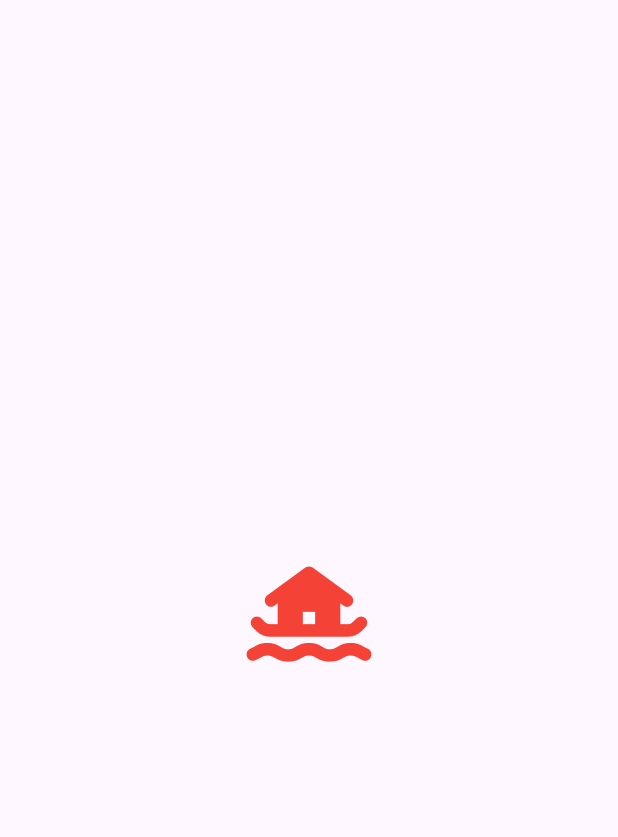
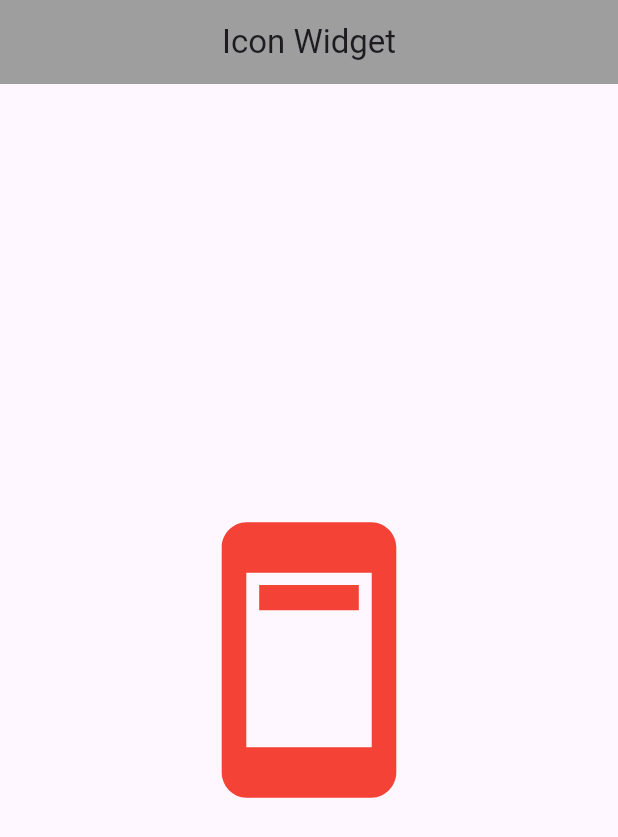
Before and after one commit to Mahafujmr/flutter_all_weiget_practice, a Flutter app: the screen it shows after launch, on a phone screen of 412 x 824 dp. Shown: the top 837 px of the screen. Run offline on Flutter 3.47's test engine with Material 3 defaults, Android fonts, the phone set to English and light mode, and no system bars.

Commit message:
flutter icon widget

```diff
--- /dev/null
+++ b/lib/image_widget/icon_widget.dart
@@ -0,0 +1,17 @@
+// flutter icon widget
+import 'package:flutter/material.dart';
+
+class IconWidget extends StatelessWidget {
+  const IconWidget({super.key});
+  @override
+  Widget build(BuildContext context) {
+    return Scaffold(
+      appBar: AppBar(
+        title: Text('Icon Widget'),
+        backgroundColor: Colors.grey,
+        centerTitle: true,
+      ),
+      body: Center(child: Icon(Icons.ad_units, size: 200, color: Colors.red)),
+    );
+  }
+}
--- a/lib/main.dart
+++ b/lib/main.dart
@@ -1,5 +1,5 @@
 import 'package:flutter/material.dart';
-import 'package:flutter_all_widget_practice/center_widget.dart';
+import 'package:flutter_all_widget_practice/image_widget/icon_widget.dart';
 
 void main() {
   runApp(MyApp());
@@ -26,7 +26,7 @@ class MyApp extends StatelessWidget {
 
       // builder is call back function
       //builder: (context, child) => ,
-      home: CenterWidget(),
+      home: IconWidget(),
     );
   }
 }
```
Also changed, not shown: lib/common_widget/center_widget.dart (renamed from lib/center_widget.dart), lib/text_widget/text_widget.dart (renamed from lib/text_widget.dart), 1 other file.
